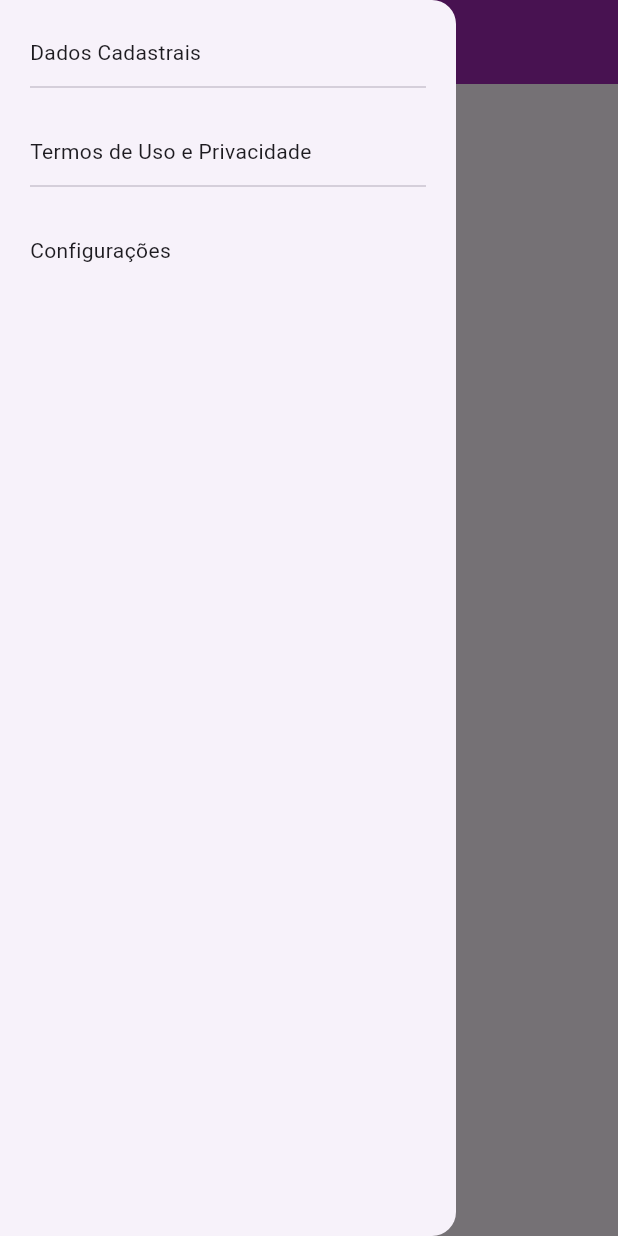
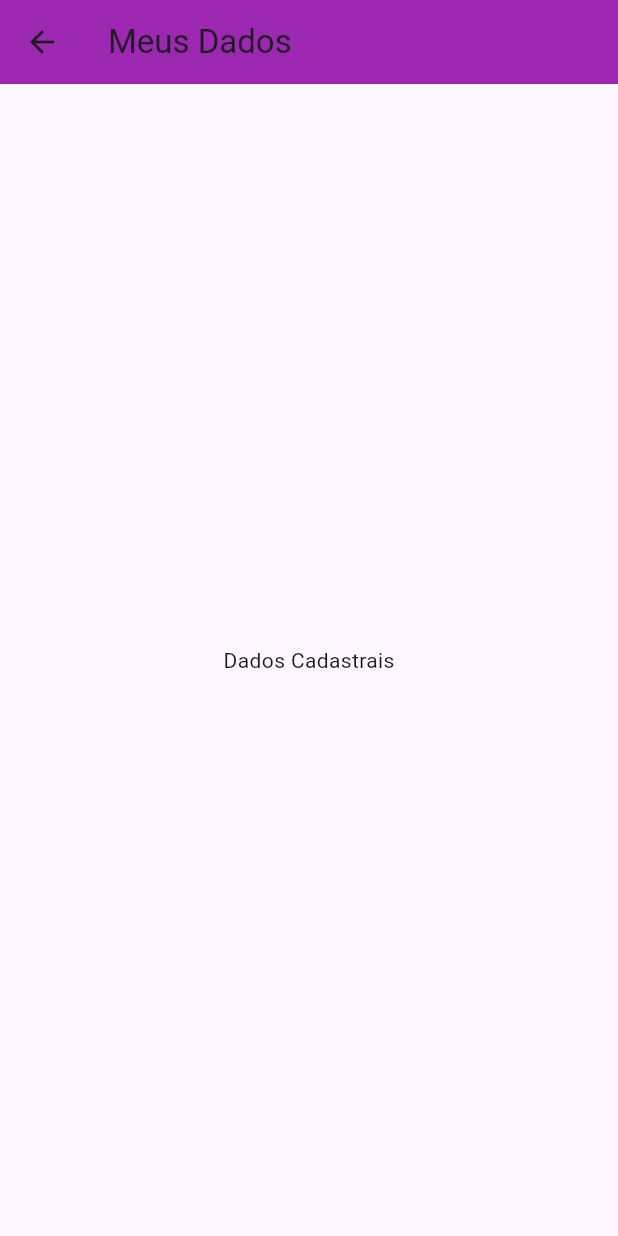
Before and after one commit to leofsousa/flutter-project-dio, a Flutter app: the MainPage screen opened directly, in the side drawer, after a tap on "Dados Cadastrais", on a phone screen of 412 x 824 dp. Run offline on Flutter 3.47's test engine with Material 3 defaults, Android fonts, the phone set to English and light mode, and no system bars; network calls fail.

Commit message:
pagina de dados cadastrais

```diff
--- a/flutter_apk_1/lib/pages/dados_cadastrais.dart
+++ b/flutter_apk_1/lib/pages/dados_cadastrais.dart
@@ -0,0 +1,16 @@
+import 'package:flutter/material.dart';
+
+class DadosCadastraisPage extends StatelessWidget {
+  final String texto;
+  const DadosCadastraisPage({super.key, required this.texto});
+
+  @override
+  Widget build(BuildContext context) {
+    return Scaffold(
+      appBar: AppBar(title: Text(texto),),
+      body: const Center(
+        child: Text("Dados Cadastrais"),
+      ),
+    );
+  }
+}
--- a/flutter_apk_1/lib/pages/main_page.dart
+++ b/flutter_apk_1/lib/pages/main_page.dart
@@ -1,4 +1,5 @@
 import 'package:flutter/material.dart';
+import 'package:flutter_apk_1/pages/dados_cadastrais.dart';
 
 class MainPage extends StatefulWidget {
   const MainPage({super.key});
@@ -26,7 +27,14 @@ class _MainPageState extends State<MainPage> {
                       padding: const EdgeInsets.symmetric(vertical: 5),
                       width: double.infinity,
                       child: const Text("Dados Cadastrais")),
-                  onTap: () {},
+                  onTap: () {
+                    Navigator.pop(context);
+                    Navigator.push(
+                        context,
+                        MaterialPageRoute(
+                            builder: (context) => const DadosCadastraisPage(texto: "Meus Dados")));
+
+                  },
                 ),
                 const Divider(),
                 const SizedBox(
```
Lines whose indentation alone changed are shown as unchanged.
